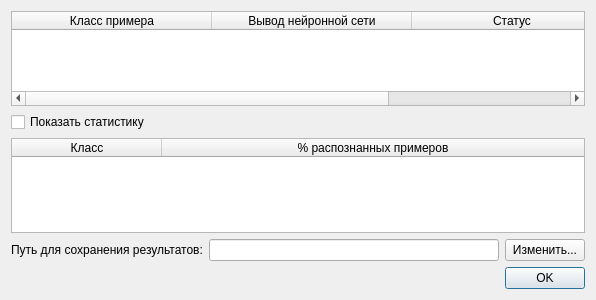
This is NeuronNetwork/src/classificatordialog.ui in dimV36/dataclassificator as Qt 5 draws it before an edit. The edited form follows.
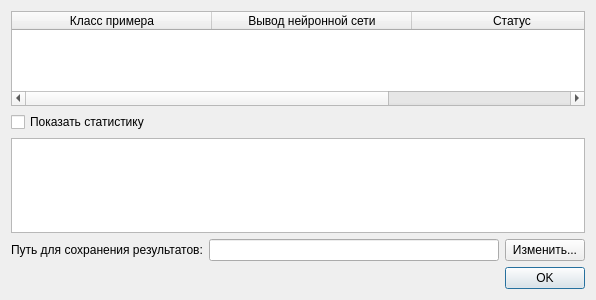
This is the edited form.

Commit message: Последние коррективы

```diff
--- a/NeuronNetwork/src/classificatordialog.ui
+++ b/NeuronNetwork/src/classificatordialog.ui
@@ -69,25 +69,24 @@
      <property name="editTriggers">
       <set>QAbstractItemView::NoEditTriggers</set>
      </property>
-     <attribute name="horizontalHeaderDefaultSectionSize">
-      <number>150</number>
+     <attribute name="horizontalHeaderVisible">
+      <bool>false</bool>
+     </attribute>
+     <attribute name="horizontalHeaderCascadingSectionResizes">
+      <bool>false</bool>
      </attribute>
      <attribute name="horizontalHeaderStretchLastSection">
       <bool>true</bool>
      </attribute>
+     <attribute name="verticalHeaderVisible">
+      <bool>false</bool>
+     </attribute>
+     <attribute name="verticalHeaderCascadingSectionResizes">
+      <bool>false</bool>
+     </attribute>
      <attribute name="verticalHeaderStretchLastSection">
       <bool>false</bool>
      </attribute>
-     <column>
-      <property name="text">
-       <string>Класс</string>
-      </property>
-     </column>
-     <column>
-      <property name="text">
-       <string>% распознанных примеров</string>
-      </property>
-     </column>
     </widget>
    </item>
    <item row="3" column="0">
```
Left out of the diff: 2 changed lines with no effect on the pictures. The commit also changes 2 other files.
